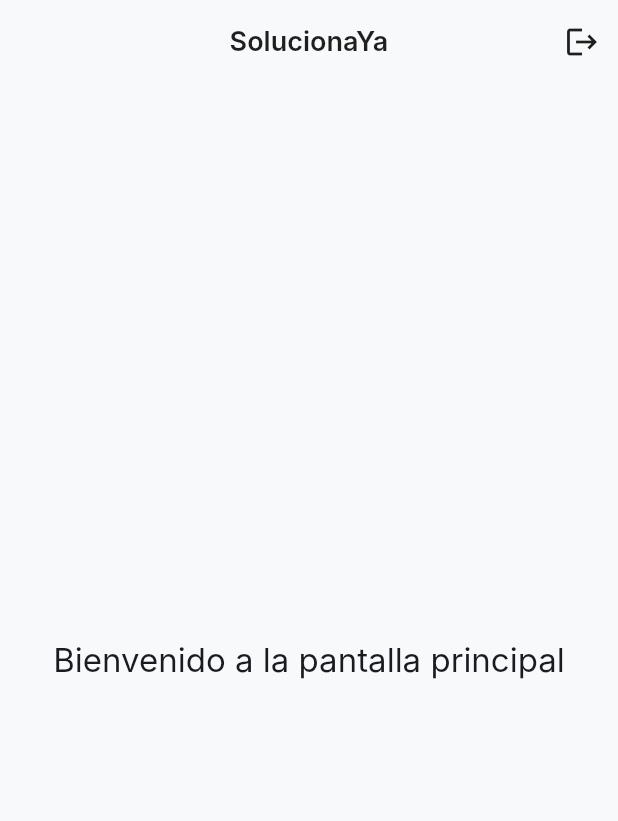
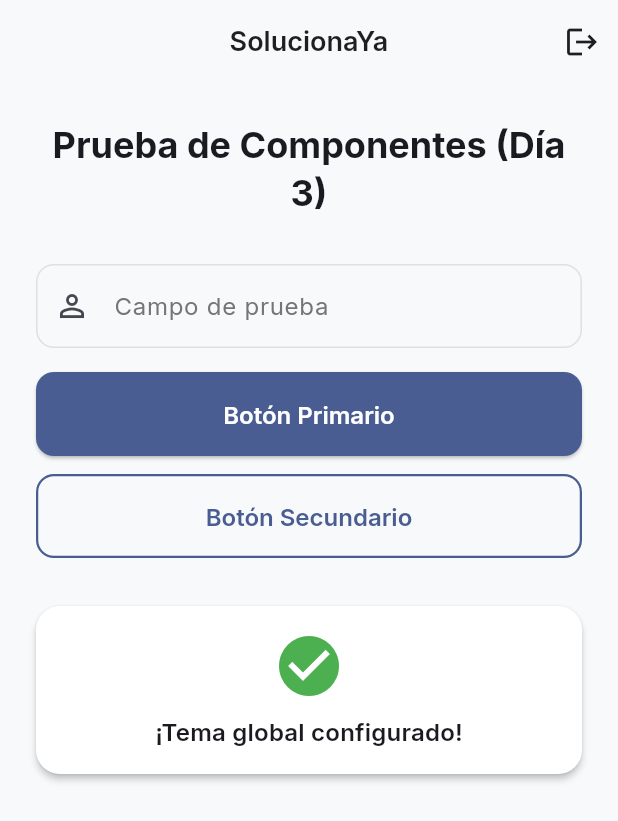
Before and after one commit to edgardor2600/SolucionaYa, a Flutter app: the HomeScreen screen opened by its route, on a phone screen of 412 x 824 dp. Shown: the top 821 px of the screen. Run offline on Flutter 3.47's test engine with Material 3 defaults, Android fonts, the phone set to English and light mode, and no system bars; our stand-ins replace firebase_auth, firebase_core, firebase_crashlytics, flutter_riverpod, go_router, shimmer; accounts and stored records are empty.

Commit message:
feat: design system completo, tipografía Inter y prueba de componentes base

```diff
--- a/solucionaya/lib/features/home/screens/home_screen.dart
+++ b/solucionaya/lib/features/home/screens/home_screen.dart
@@ -9,6 +9,8 @@ class HomeScreen extends ConsumerWidget {
 
   @override
   Widget build(BuildContext context, WidgetRef ref) {
+    final theme = Theme.of(context);
+
     return Scaffold(
       appBar: AppBar(
         title: const Text('SolucionaYa'),
@@ -23,10 +25,60 @@ class HomeScreen extends ConsumerWidget {
           ),
         ],
       ),
-      body: Center(
-        child: Text(
-          'Bienvenido a la pantalla principal',
-          style: Theme.of(context).textTheme.titleLarge,
+      body: SingleChildScrollView(
+        padding: const EdgeInsets.all(24.0),
+        child: Column(
+          crossAxisAlignment: CrossAxisAlignment.stretch,
+          children: [
+            Text(
+              'Prueba de Componentes (Día 3)',
+              style: theme.textTheme.headlineSmall?.copyWith(
+                fontWeight: FontWeight.bold,
+              ),
+              textAlign: TextAlign.center,
+            ),
+            const SizedBox(height: 32),
+
+            // Prueba de campos de texto
+            TextField(
+              decoration: const InputDecoration(
+                labelText: 'Campo de prueba',
+                prefixIcon: Icon(Icons.person_outline),
+              ),
+            ),
+            const SizedBox(height: 16),
+
+            // Prueba de botones (elevated y outlined)
+            ElevatedButton(
+              onPressed: () {},
+              child: const Text('Botón Primario'),
+            ),
+            const SizedBox(height: 12),
+            OutlinedButton(
+              onPressed: () {},
+              child: const Text('Botón Secundario'),
+            ),
+            const SizedBox(height: 32),
+
+            // Prueba de Card y sombras
+            Card(
+              child: Padding(
+                padding: const EdgeInsets.all(16.0),
+                child: Column(
+                  children: [
+                    const Icon(Icons.check_circle, color: Colors.green, size: 48),
+                    const SizedBox(height: 8),
+                    Text(
+                      '¡Tema global configurado!',
+                      style: theme.textTheme.titleMedium?.copyWith(
+                        fontWeight: FontWeight.w600,
+                      ),
+                    ),
+                  ],
+                ),
+              ),
+            ),
+          ],
         ),
       ),
     );
```
Also changed, not shown: solucionaya/pubspec.yaml (+11 -11 lines), solucionaya/assets/fonts/Inter-Bold.ttf (added), solucionaya/assets/fonts/Inter-Medium.ttf (added), solucionaya/assets/fonts/Inter-Regular.ttf (added), solucionaya/assets/fonts/Inter-SemiBold.ttf (added), solucionaya/assets/fonts/Inter_18pt-SemiBold.ttf (added), solucionaya/assets/fonts/Inter_24pt-Regular.ttf (added), solucionaya/assets/fonts/Inter_28pt-Bold.ttf (added), solucionaya/assets/fonts/Inter_28pt-Medium.ttf (added).
